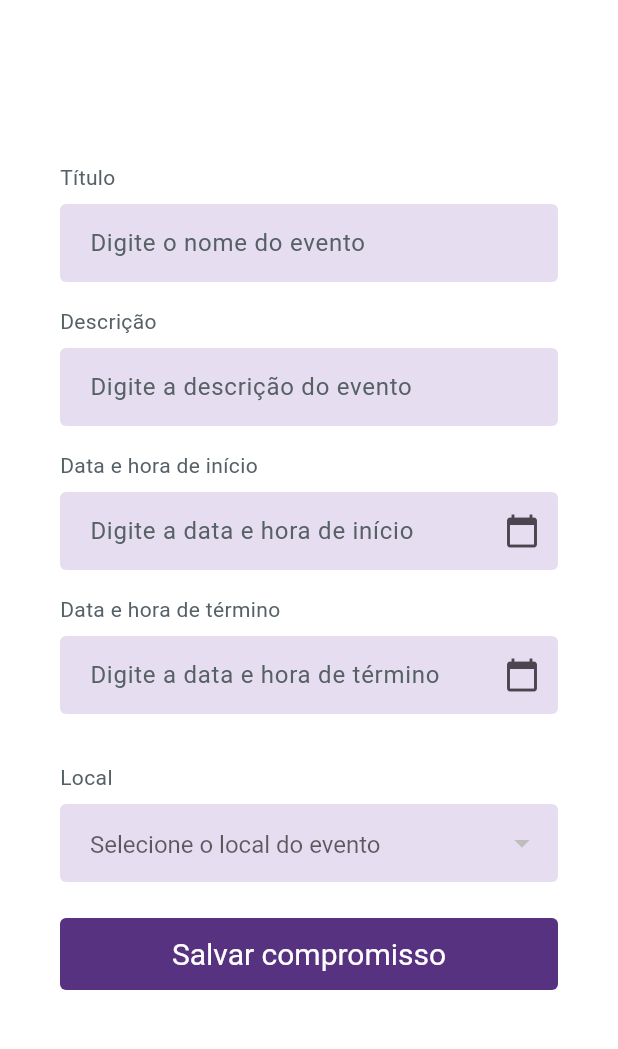
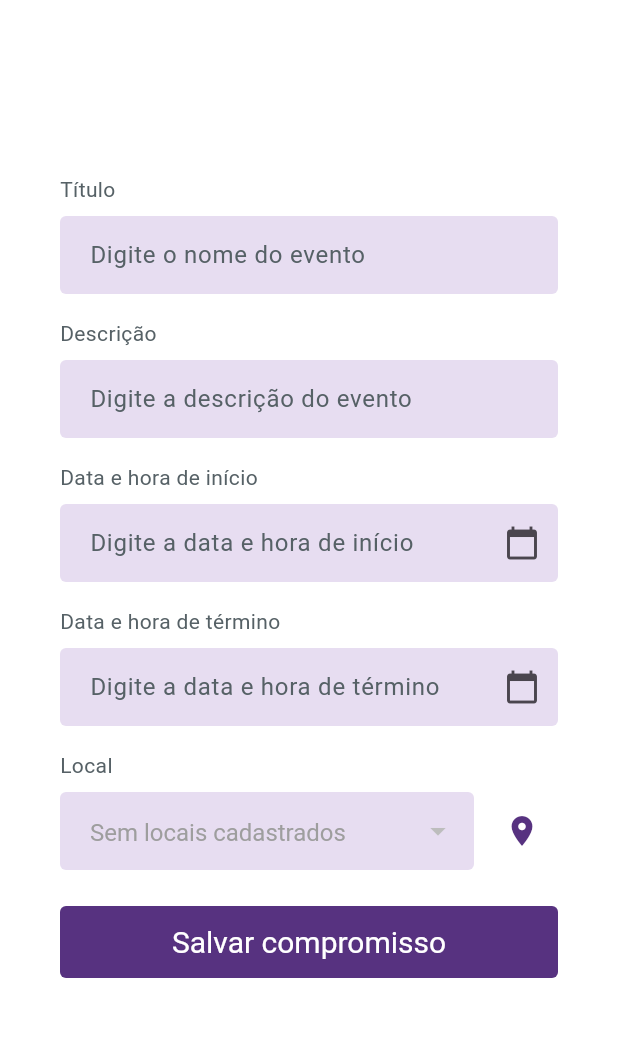
Before and after one commit to pereirathiago/flutter_agenda_app, a Flutter app: the NewAppointmentView screen opened by its route, on a phone screen of 412 x 824 dp, the part 84-1133 px from its top. Run offline on Flutter 3.47's test engine with Material 3 defaults, Android fonts, the phone set to English and light mode, and no system bars; our stand-ins replace flutter_svg, sqflite, syncfusion_flutter_calendar; accounts and stored records are empty.

Commit message:
arrumando bugs + estilizando select box + alterando visualização de local e hora dos convites

```diff
--- a/lib/ui/appointments/new_appointment.dart
+++ b/lib/ui/appointments/new_appointment.dart
@@ -484,14 +484,31 @@ class _NewAppointmentViewState extends State<NewAppointmentView> {
                   ),
                 ),
                 const SizedBox(height: 16),
-                const SizedBox(height: 16),
                 Text('Local'),
                 const SizedBox(height: 8),
-                DropdownButtonFormField<int>(
-                  style: const TextStyle(fontSize: 16, color: AppColors.grey),
+
+                Row(
+                  children: [
+                    Expanded(
+                      flex: _userLocations.isEmpty ? 4 : 1,
+                      child: DropdownButtonFormField<int>(
+                        style: const TextStyle(
+                          fontSize: 16,
+                          color: AppColors.grey,
+                        ),
                         value: _selectedLocationId,
                         items:
-                      _userLocations.map((location) {
+                            _userLocations.isEmpty
+                                ? [
+                                  const DropdownMenuItem<int>(
+                                    value: null,
+                                    child: Text(
+                                      'Sem locais cadastrados',
+                                      style: TextStyle(color: Colors.grey),
+                                    ),
+                                  ),
+                                ]
+                                : _userLocations.map((location) {
                                   return DropdownMenuItem<int>(
                                     value: location.id,
                                     child: Text(
@@ -500,20 +517,41 @@ class _NewAppointmentViewState extends State<NewAppointmentView> {
                                   );
                                 }).toList(),
                         onChanged:
-                      _isReadOnly
+                            (_userLocations.isEmpty || _isReadOnly)
                                 ? null
                                 : (int? value) {
-                            if (value == null) return; // só por segurança 🛡️
+                                  if (value == null) return;
                                   setState(() {
                                     _selectedLocationId = value;
-                              _novoLocal = value; // Atualiza junto! 🔁💥
+                                    _novoLocal = value;
                                   });
-                            print('Novo locationId selecionado: $value 🎯✅');
                                 },
-
                         decoration: const InputDecoration(
                           hintText: 'Selecione o local do evento',
                         ),
+                      ),
+                    ),
+
+                    const SizedBox(width: 8),
+
+                    // Ícone de adicionar local (aparece apenas quando está vazio)
+                    Visibility(
+                      visible: _userLocations.isEmpty,
+                      child: IconButton(
+                        tooltip: 'Adicionar novo local',
+                        icon: const Icon(
+                          Icons.location_on,
+                          color: AppColors.primary,
+                        ),
+                        onPressed:
+                            _isReadOnly
+                                ? null
+                                : () {
+                                  Navigator.pushNamed(context, '/location');
+                                },
+                      ),
+                    ),
+                  ],
                 ),
 
                 const SizedBox(height: 24),
@@ -543,7 +581,7 @@ class _NewAppointmentViewState extends State<NewAppointmentView> {
 
                         return FutureBuilder<User?>(
                           future: context
-                              .read<UserRepositorySqlite>()
+                              .read<UserRepository>()
                               .getProfile(guestId),
                           builder: (context, snapshot) {
                             final guestUser = snapshot.data;
```
Also changed, not shown: lib/ui/invitation/list_invitation_view.dart (+29 -5 lines). Lines whose indentation alone changed are shown as unchanged.
